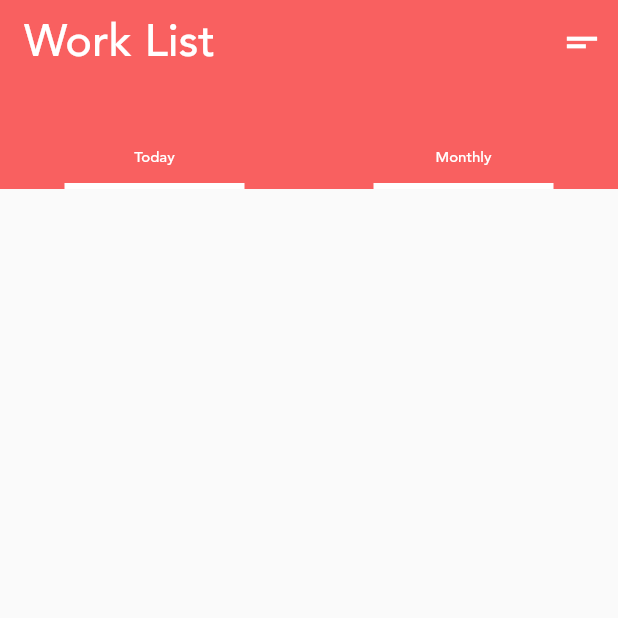
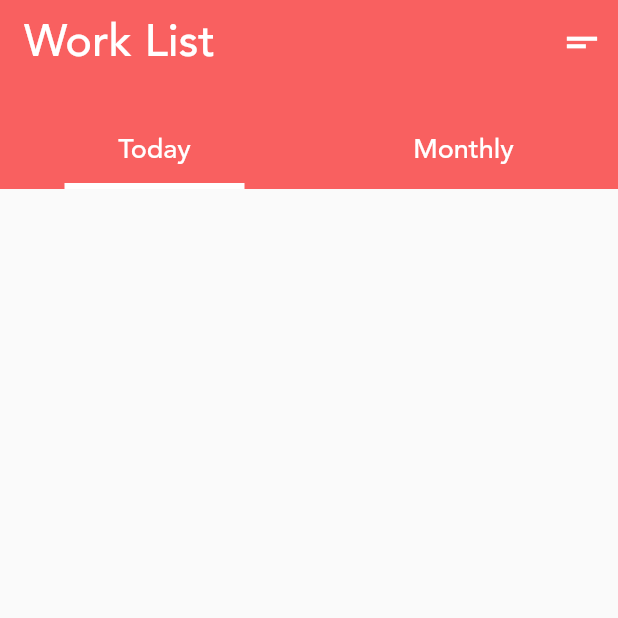
Before and after one commit to johnwanjema/flutter_todo_app, a Flutter app: the screen it shows after launch, after a tap on "Today", on a phone screen of 412 x 824 dp, the top half of it. Run offline on Flutter 3.47's test engine with Material 2 defaults, Android fonts, the phone set to English and light mode, and no system bars.

Commit message:
add filter typr to show active tab

```diff
--- a/lib/screens/HomeScreen.dart
+++ b/lib/screens/HomeScreen.dart
@@ -17,6 +17,7 @@ class homePage extends StatefulWidget {
 }
 
 class _homePageState extends State<homePage> {
+  String filterType = 'today';
   @override
   Widget build(BuildContext context) {
     return Scaffold(
@@ -45,44 +46,62 @@ class _homePageState extends State<homePage> {
               Container(
                 height: 70,
                 color: Color(0xfff96060),
-                child:Row(
+                child: Row(
                   mainAxisAlignment: MainAxisAlignment.spaceAround,
                   children: <Widget>[
                     Column(
                       mainAxisAlignment: MainAxisAlignment.end,
                       children: <Widget>[
                         InkWell(
-                          onTap: (){},
-                          child: Text('Today',style: TextStyle(
-                              fontSize:10,
-                              color: Colors.white
-                          ),),
-                        ) ,SizedBox(height: 10,),
-                      Container(
-                        height: 4,width: 120,color: Colors.white,
-                      )
+                          onTap: () {
+                            setState(() {
+                              filterType = 'today';
+                            });
+                          },
+                          child: Text(
+                            'Today',
+                            style: TextStyle(fontSize: 18, color: Colors.white),
+                          ),
+                        ),
+                        SizedBox(
+                          height: 10,
+                        ),
+                        Container(
+                          height: 4,
+                          width: 120,
+                          color: filterType == 'today' ? Colors.white : Colors.transparent ,
+                        )
                       ],
-                    ), Column(
+                    ),
+                    Column(
                       mainAxisAlignment: MainAxisAlignment.end,
                       children: <Widget>[
                         InkWell(
-                          onTap: (){},
-                          child: Text('Monthly',style: TextStyle(
-                              fontSize:10,
-                              color: Colors.white
-                          ),),
-                        ) ,SizedBox(height: 10,),
+                          onTap: () {
+                            setState(() {
+                              filterType = 'monthly';
+                            });
+                          },
+                          child: Text(
+                            'Monthly',
+                            style: TextStyle(fontSize: 18, color: Colors.white),
+                          ),
+                        ),
+                        SizedBox(
+                          height: 10,
+                        ),
                         Container(
-                          height: 4,width: 120,color: Colors.white,
+                          height: 4,
+                          width: 120,
+                          color:filterType == 'monthly' ? Colors.white : Colors.transparent ,
                         )
                       ],
                     )
                   ],
-                ) ,
+                ),
               )
             ],
           ),
-
         ],
       ),
     );
```
